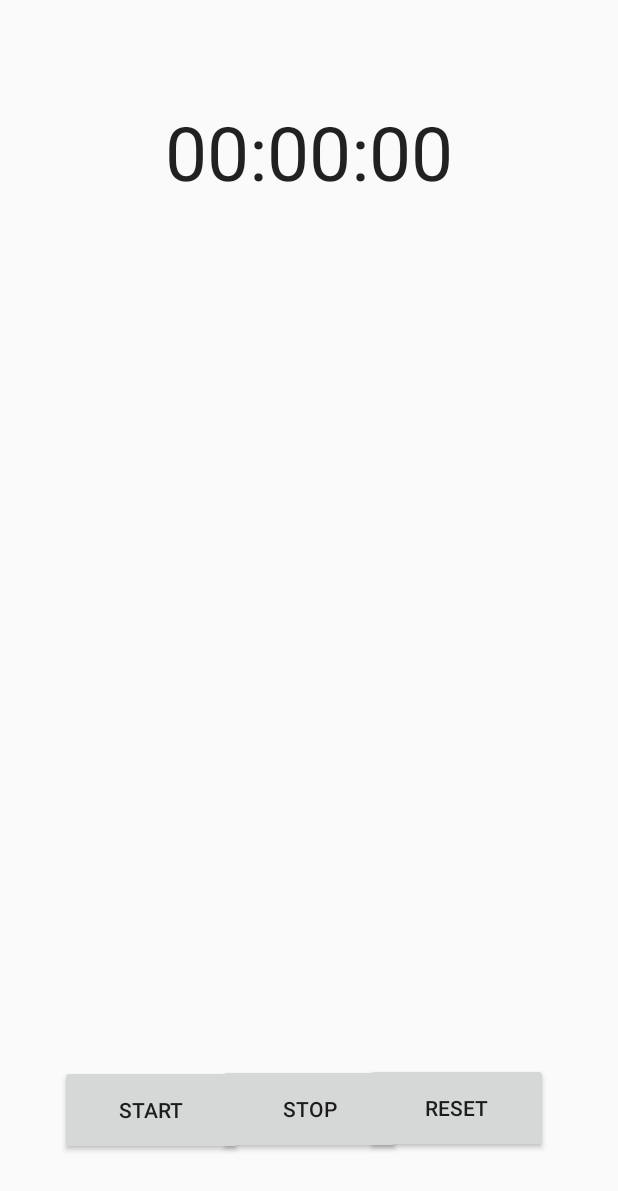
After one commit to Thamira2001/New-repo, an Android app: the StartWorkoutActivity screen opened directly, with no data from a screen before it, on a phone screen of 412 x 824 dp. The commit adds this screen. Shown: the top 1191 px of the screen. Run offline under Robolectric (Android 15) with nearby library versions, the phone set to English and light mode, and no system bars.

Commit message:
Workout timer

```diff
--- a/app/src/main/AndroidManifest.xml
+++ b/app/src/main/AndroidManifest.xml
@@ -7,6 +7,9 @@
         android:label="@string/app_name"
         android:supportsRtl="true"
         android:theme="@style/AppTheme">
+        <activity
+            android:name=".presentation.StartWorkoutActivity"
+            android:exported="false" />
         <activity
             android:name=".presentation.AddRoutineActivity"
             android:exported="false" />
--- /dev/null
+++ b/app/src/main/java/comp3350/srsys/presentation/StartWorkoutActivity.java
@@ -0,0 +1,81 @@
+package comp3350.srsys.presentation;
+
+import android.app.Activity;
+import android.os.Bundle;
+import android.os.Handler;
+import android.view.View;
+import android.widget.TextView;
+import java.util.Locale;
+import comp3350.srsys.R;
+
+
+public class StartWorkoutActivity extends Activity
+{
+    private int sec = 0;
+    private boolean isRunning;
+    private boolean wasRunning;
+
+    @Override
+    protected void onCreate(Bundle savedInstanceState) {
+        super.onCreate(savedInstanceState);
+        setContentView(R.layout.activity_start_workout);
+
+        if (savedInstanceState != null) {
+            sec = savedInstanceState.getInt("seconds");
+            isRunning = savedInstanceState.getBoolean("running");
+            wasRunning = savedInstanceState .getBoolean("wasRunning");
+        }
+        runningTimer();
+    }
+    @Override
+    public void onSaveInstanceState(Bundle savedInstanceState) {
+        savedInstanceState.putInt("seconds", sec);
+        savedInstanceState.putBoolean("running", isRunning);
+        savedInstanceState.putBoolean("wasRunning", wasRunning);
+    }
+
+    @Override
+    protected void onPause()
+    {
+        super.onPause();
+        wasRunning = isRunning;
+        isRunning = false;
+    }
+
+    @Override
+    protected void onResume() {
+        super.onResume();
+        if (wasRunning) {
+            isRunning = true;
+        }
+    }
+
+    public void onClickStart(View view) {
+        isRunning = true;
+    }
+    public void onClickStop(View view) {
+        isRunning = false;
+    }
+    public void onClickReset(View view) {
+        isRunning = false;
+        sec = 0;
+    }
+    private void runningTimer() {
+        final TextView t_View = (TextView)findViewById(R.id.time_view);
+        final Handler handle = new Handler();
+        handle.post(new Runnable() {
+            @Override
+            public void run() {
+                int hrs = sec / 3600;
+                int mins = (sec % 3600) / 60;
+                int secs = sec % 60;
+                String time_t = String .format(Locale.getDefault(), "%02d:%02d:%02d", hrs,mins, secs);
+                t_View.setText(time_t);
+                if (isRunning) {
+                    sec++;
+                }
+                handle.postDelayed(this, 1000);
+            }
+        });
+    }
+}
--- /dev/null
+++ b/app/src/main/res/layout/activity_start_workout.xml
@@ -0,0 +1,69 @@
+<androidx.constraintlayout.widget.ConstraintLayout xmlns:android="http://schemas.android.com/apk/res/android"
+    xmlns:app="http://schemas.android.com/apk/res-auto"
+    xmlns:tools="http://schemas.android.com/tools"
+    android:id="@+id/relativeLayout"
+    android:layout_width="match_parent"
+    android:layout_height="match_parent"
+    android:paddingLeft="@dimen/activity_horizontal_margin"
+    android:paddingTop="@dimen/activity_vertical_margin"
+    android:paddingRight="@dimen/activity_horizontal_margin"
+    android:paddingBottom="@dimen/activity_vertical_margin"
+    tools:context=".presentation.StartWorkoutActivity">
+
+    <TextView
+        android:id="@+id/time_view"
+        android:layout_width="wrap_content"
+        android:layout_height="wrap_content"
+        android:layout_gravity="center_horizontal"
+        android:textAppearance="@android:style/TextAppearance.Large"
+        android:textSize="50dp"
+        app:layout_constraintBottom_toBottomOf="parent"
+        app:layout_constraintEnd_toEndOf="parent"
+        app:layout_constraintStart_toStartOf="parent"
+        app:layout_constraintTop_toTopOf="parent"
+        app:layout_constraintVertical_bias="0.071" />
+
+    <Button
+        android:id="@+id/start_button"
+        android:layout_width="122dp"
+        android:layout_height="60dp"
+        android:layout_gravity="center_horizontal"
+        android:layout_marginTop="50dp"
+        android:onClick="onClickStart"
+        android:text="@string/start"
+        app:layout_constraintBottom_toBottomOf="parent"
+        app:layout_constraintEnd_toEndOf="parent"
+        app:layout_constraintHorizontal_bias="0.094"
+        app:layout_constraintStart_toStartOf="parent"
+        app:layout_constraintTop_toTopOf="parent"
+        app:layout_constraintVertical_bias="0.944" />
+
+    <Button
+        android:id="@+id/stop_button"
+        android:layout_width="122dp"
+        android:layout_height="60dp"
+        android:layout_gravity="center_horizontal"
+        android:layout_marginTop="50dp"
+        android:onClick="onClickStop"
+        android:text="@string/stop"
+        app:layout_constraintBottom_toBottomOf="parent"
+        app:layout_constraintEnd_toEndOf="parent"
+        app:layout_constraintStart_toStartOf="parent"
+        app:layout_constraintTop_toTopOf="parent"
+        app:layout_constraintVertical_bias="0.943" />
+
+    <Button
+        android:id="@+id/reset_button"
+        android:layout_width="122dp"
+        android:layout_height="60dp"
+        android:layout_gravity="center_horizontal"
+        android:onClick="onClickReset"
+        android:text="@string/reset"
+        app:layout_constraintBottom_toBottomOf="parent"
+        app:layout_constraintEnd_toEndOf="parent"
+        app:layout_constraintHorizontal_bias="0.88"
+        app:layout_constraintStart_toStartOf="parent"
+        app:layout_constraintTop_toTopOf="parent"
+        app:layout_constraintVertical_bias="0.946" />
+
+</androidx.constraintlayout.widget.ConstraintLayout>
--- a/app/src/main/res/values/strings.xml
+++ b/app/src/main/res/values/strings.xml
@@ -20,6 +20,9 @@
     <string name="gpa">GPA</string>
     <string name="fatalError">Fatal error</string>
     <string name="warning">Warning</string>
-
     <string name="graph">Graph</string>
+    <string name="startWorkout">Start Workout</string>
+    <string name="start">Start</string>
+    <string name="reset">Reset</string>
+    <string name="stop">Stop</string>
 </resources>
```
Also changed, not shown: app/src/main/java/comp3350/srsys/presentation/HomeActivity.java (+8 -4 lines), app/src/main/res/layout/activity_home.xml (+16 -8 lines).
